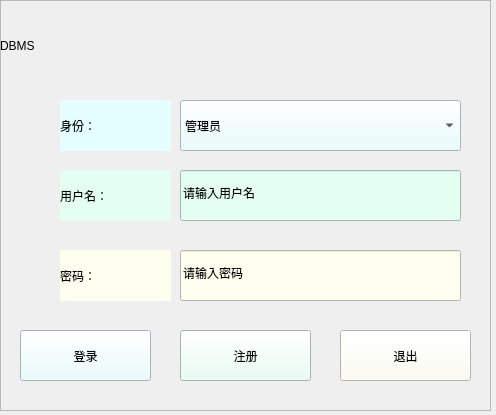
Before: the Qt Designer form landing.ui in jy-080610/DBMS, drawn with Qt 5.
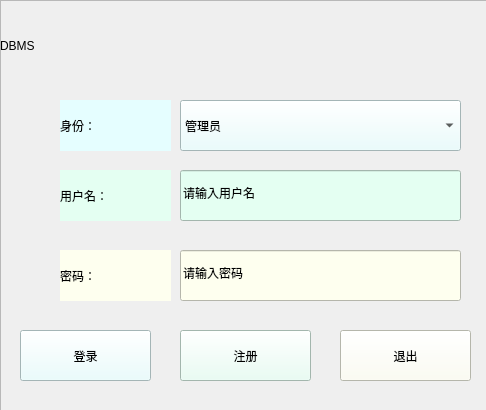
After: the same form once the commit is applied. Icons and pictures are not drawn.

What changed in the file:
```diff
--- a/landing.ui
+++ b/landing.ui
@@ -6,8 +6,8 @@
    <rect>
     <x>0</x>
     <y>0</y>
-    <width>496</width>
-    <height>415</height>
+    <width>486</width>
+    <height>410</height>
    </rect>
   </property>
   <property name="windowTitle">
```
